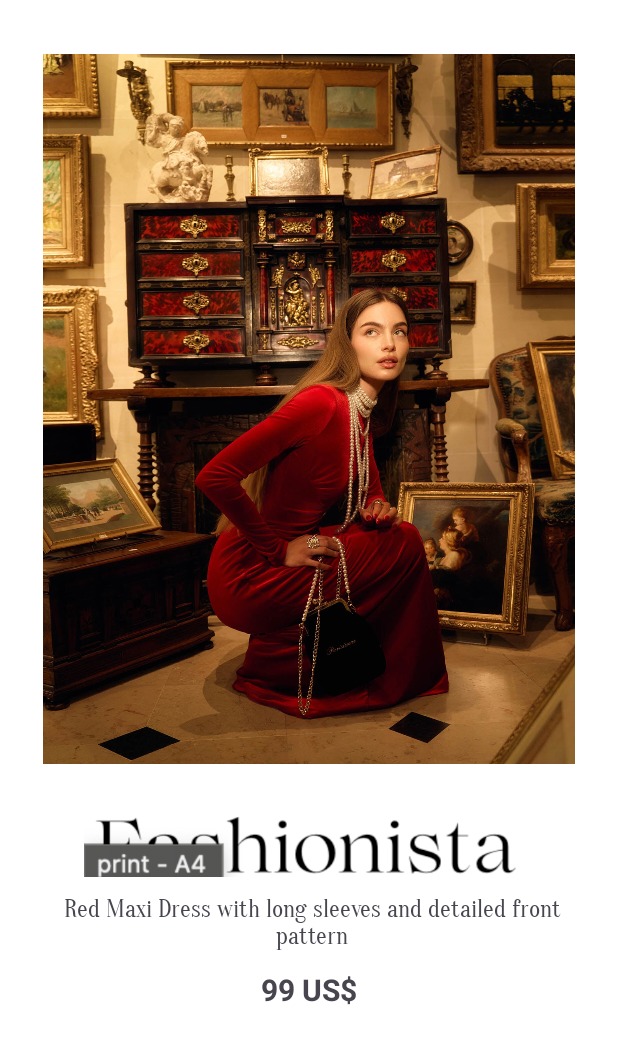
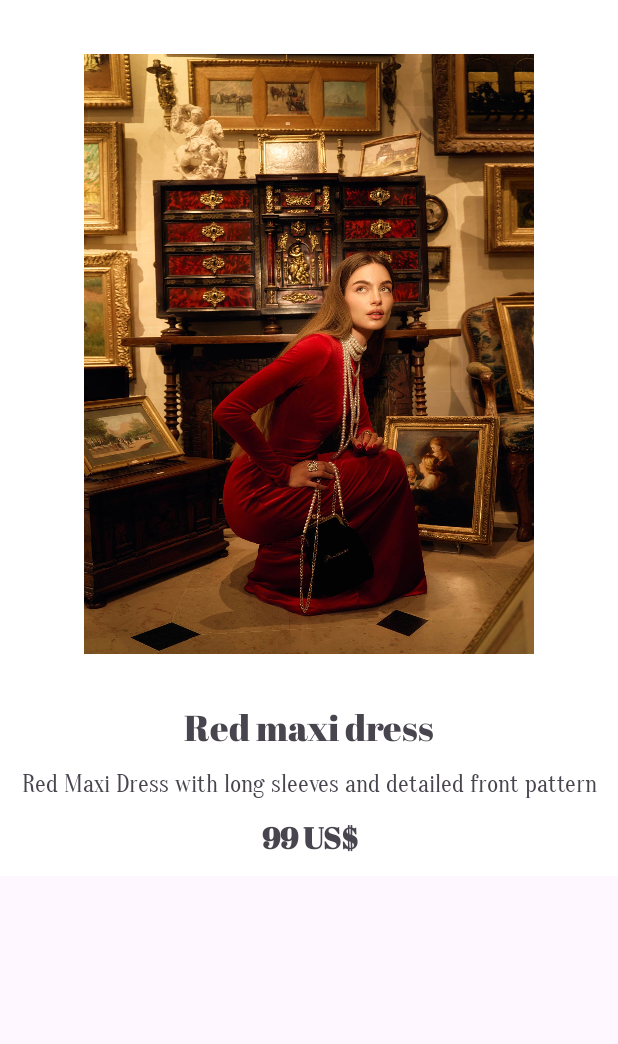
Before and after one commit to ioiiiomio/AndroidDev2024_finalProject, an Android app: the layout item_card.xml on its own in the app's theme, with its tools: preview values and no code run, on a phone screen of 412 x 824 dp. Shown: the top 1044 px of the screen. Run offline under Robolectric (Android 15) with nearby library versions, the phone set to English and light mode, and no system bars.

Commit message:
all items are displayed

```diff
--- a/app/src/main/java/com/example/android_finals/ItemCardAdapter.kt
+++ b/app/src/main/java/com/example/android_finals/ItemCardAdapter.kt
@@ -4,6 +4,7 @@ import android.view.LayoutInflater
 import android.view.ViewGroup
 import androidx.recyclerview.widget.ListAdapter
 import androidx.recyclerview.widget.RecyclerView
+import com.bumptech.glide.Glide
 import com.example.android_finals.databinding.ItemCardBinding
 
 class ItemCardAdapter : ListAdapter<Item, ItemCardAdapter.ViewHolder>(ItemCardCallback()) {
@@ -12,8 +13,15 @@ class ItemCardAdapter : ListAdapter<Item, ItemCardAdapter.ViewHolder>(ItemCardCa
         RecyclerView.ViewHolder(binding.root) {
 
         fun bind(item: Item) {
-//            binding.detailImage.setImageResource(item.imageResource)
-            binding.detailName.text = item.title
+            with(binding){
+                title.text = item.title
+                detailName.text = item.description
+                detailPrice.text = "$ ${item.price}"
+                Glide.with(itemView.context)
+                    .load(item.image)
+                    .into(detailImage)
+            }
+
         }
     }
 
--- a/app/src/main/java/com/example/android_finals/MainActivity.kt
+++ b/app/src/main/java/com/example/android_finals/MainActivity.kt
@@ -14,7 +14,7 @@ class MainActivity : AppCompatActivity() {
 
         supportFragmentManager
             .beginTransaction()
-            .add(R.id.fragment_container_view, mainPageFragment)
+            .add(R.id.fragment_container_view, catalogFragment)
             .commit()
     }
 }
--- a/app/src/main/res/layout/fragment_catalog.xml
+++ b/app/src/main/res/layout/fragment_catalog.xml
@@ -7,11 +7,6 @@
     xmlns:app="http://schemas.android.com/apk/res-auto"
     tools:context=".CatalogFragment">
 
-    <TextView
-        android:layout_width="match_parent"
-        android:layout_height="wrap_content"
-        android:text="catalog fragment" />
-
     <androidx.recyclerview.widget.RecyclerView
         android:id="@+id/recycler_view"
         android:layout_width="match_parent"
--- a/app/src/main/res/layout/fragment_main_page.xml
+++ b/app/src/main/res/layout/fragment_main_page.xml
@@ -26,5 +26,3 @@
         tools:listitem="@layout/list_item" />
 
 </androidx.constraintlayout.widget.ConstraintLayout>
-
-<!--<a target="_blank" href="https://icons8.com/icon/i6fZC6wuprSu/home">Home</a> icon by <a target="_blank" href="https://icons8.com">Icons8</a>-->
--- a/app/src/main/res/layout/item_card.xml
+++ b/app/src/main/res/layout/item_card.xml
@@ -4,56 +4,67 @@
     xmlns:tools="http://schemas.android.com/tools"
     android:id="@+id/main"
     android:layout_width="match_parent"
-    android:layout_height="match_parent"
-    android:orientation="vertical"
-    android:background="@color/white_text">
+    android:layout_height="wrap_content"
+    android:background="@color/white_text"
+    android:orientation="vertical">
 
 
     <ImageView
         android:id="@+id/detailImage"
         android:layout_width="match_parent"
-        android:layout_height="473dp"
+        android:layout_height="400dp"
         android:layout_marginTop="36dp"
         android:layout_marginBottom="20dp"
 
         android:src="@drawable/red_maxi_dress" />
 
 
-    <ImageView
-        android:id="@+id/collectionLogo"
-        android:layout_width="292dp"
-        android:layout_height="43dp"
-        android:layout_marginHorizontal="56dp"
+    <!--    <ImageView-->
+    <!--        android:id="@+id/collectionLogo"-->
+    <!--        android:layout_width="292dp"-->
+    <!--        android:layout_height="43dp"-->
+    <!--        android:layout_marginHorizontal="56dp"-->
+    <!--        android:layout_marginVertical="12dp"-->
+    <!--        android:scaleType="centerCrop"-->
+
+    <!--        android:src="@drawable/collection_logo" />-->
+
+    <TextView
+        android:id="@+id/title"
+        android:layout_width="match_parent"
+        android:layout_height="wrap_content"
+        android:layout_marginHorizontal="12dp"
         android:layout_marginVertical="12dp"
-        android:scaleType="centerCrop"
-
-        android:src="@drawable/collection_logo" />
+        android:fontFamily="@font/abril_fatface_regular"
+        android:gravity="center"
+        android:text="Red maxi dress"
+        android:textSize="24dp" />
 
     <TextView
         android:id="@+id/detailName"
-        android:layout_width="368dp"
+        android:layout_width="match_parent"
         android:layout_height="wrap_content"
         android:layout_marginHorizontal="24dp"
+        android:layout_marginStart="4dp"
+        android:layout_marginEnd="4dp"
         android:fontFamily="@font/oranienbaum_regular"
-        android:textSize="16sp"
+        android:gravity="center"
+        android:text="Red Maxi Dress with long sleeves and detailed front pattern"
         android:textAlignment="center"
 
-        android:text="Red Maxi Dress with long sleeves and detailed front pattern"/>
+        android:textSize="16sp" />
 
     <TextView
         android:id="@+id/detailPrice"
+        android:layout_width="match_parent"
         android:layout_height="wrap_content"
-        android:layout_width="match_parent"
         android:layout_marginVertical="12dp"
+        android:fontFamily="@font/abril_fatface_regular"
+        android:text="@string/_99_us"
         android:textAlignment="center"
         android:textSize="20dp"
-        android:fontFamily="@font/abrilfatface_regular"
-        android:textStyle="bold"
 
-        android:text="@string/_99_us"
-        />
-
-
+        android:textStyle="bold" />
 
 
 </LinearLayout>
--- a/app/src/main/res/values/strings.xml
+++ b/app/src/main/res/values/strings.xml
@@ -21,7 +21,6 @@
         <item>Shirts</item>
     </string-array>
 
-    <!-- Individual strings -->
     <string name="new_collection"><u>New Collection</u></string>
     <string name="new_arrivals">New Arrivals</string>
     <string name="best_sellers">Best Sellers</string>
@@ -29,6 +28,4 @@
     <string name="matching_sets">Matching Sets</string>
     <string name="dresses">Dresses</string>
     <string name="_99_us">99 US$</string>
-    <!-- TODO: Remove or change this placeholder text -->
-    <string name="hello_blank_fragment">Hello blank fragment</string>
 </resources>
--- a/gradle/libs.versions.toml
+++ b/gradle/libs.versions.toml
@@ -12,6 +12,7 @@ constraintlayout = "2.2.0"
 retrofit = "2.11.0"
 glide = "4.16.0"
 okhttp = "4.12.0"
+
 
 [libraries]
 androidx-core-ktx = { group = "androidx.core", name = "core-ktx", version.ref = "coreKtx" }
```
